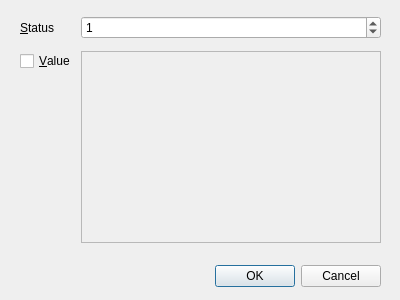
eva-ics/ecmui, file ui/unit_action.ui: the form before one commit.
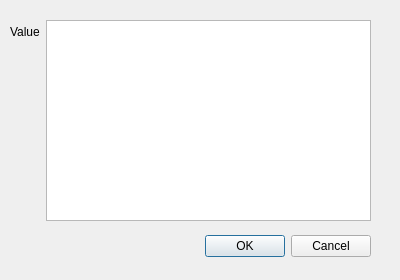
The form after the commit. Icons and pictures are not drawn.

Commit message: new status logic

```diff
--- a/ui/unit_action.ui
+++ b/ui/unit_action.ui
@@ -10,19 +10,19 @@
     <x>0</x>
     <y>0</y>
     <width>400</width>
-    <height>300</height>
+    <height>280</height>
    </rect>
   </property>
   <property name="minimumSize">
    <size>
     <width>400</width>
-    <height>300</height>
+    <height>280</height>
    </size>
   </property>
   <property name="maximumSize">
    <size>
     <width>400</width>
-    <height>300</height>
+    <height>280</height>
    </size>
   </property>
   <property name="windowTitle">
@@ -35,8 +35,8 @@
   <widget class="QDialogButtonBox" name="btn_box">
    <property name="geometry">
     <rect>
-     <x>40</x>
-     <y>260</y>
+     <x>30</x>
+     <y>230</y>
      <width>341</width>
      <height>32</height>
     </rect>
@@ -51,50 +51,24 @@
   <widget class="QWidget" name="formLayoutWidget">
    <property name="geometry">
     <rect>
-     <x>20</x>
-     <y>10</y>
+     <x>10</x>
+     <y>20</y>
      <width>361</width>
-     <height>241</height>
+     <height>201</height>
     </rect>
    </property>
    <layout class="QFormLayout" name="formLayout">
-    <item row="1" column="1">
-     <widget class="QSpinBox" name="i_status">
-      <property name="enabled">
-       <bool>true</bool>
-      </property>
-      <property name="minimum">
-       <number>-32768</number>
-      </property>
-      <property name="maximum">
-       <number>32768</number>
-      </property>
-      <property name="value">
-       <number>1</number>
-      </property>
-     </widget>
-    </item>
-    <item row="2" column="0">
-     <widget class="QCheckBox" name="c_value">
-      <property name="text">
-       <string>&amp;Value</string>
-      </property>
-     </widget>
-    </item>
-    <item row="2" column="1">
-     <widget class="QPlainTextEdit" name="i_value">
-      <property name="enabled">
-       <bool>false</bool>
-      </property>
-     </widget>
-    </item>
     <item row="1" column="0">
      <widget class="QLabel" name="label">
       <property name="text">
-       <string>&amp;Status</string>
+       <string>Value</string>
       </property>
-      <property name="buddy">
-       <cstring>i_status</cstring>
+     </widget>
+    </item>
+    <item row="1" column="1">
+     <widget class="QPlainTextEdit" name="i_value">
+      <property name="enabled">
+       <bool>true</bool>
       </property>
      </widget>
     </item>
```
Left out of the diff: 4 changed lines with no effect on the pictures. The commit also changes 4 other files.
